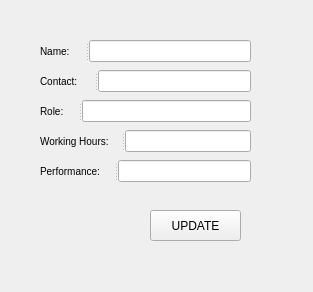
First picture: the form in addemployee.ui, repository SamirTaous/DeliveryManagement, before the edit.
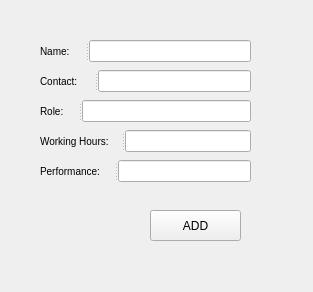
Second picture: the form after the edit.

What changed in the file:
```diff
--- a/addemployee.ui
+++ b/addemployee.ui
@@ -23,7 +23,7 @@
     </rect>
    </property>
    <property name="text">
-    <string>UPDATE</string>
+    <string>ADD</string>
    </property>
   </widget>
   <widget class="QSplitter" name="splitter">
```
Left out of the diff: 2 changed lines with no effect on the pictures.
